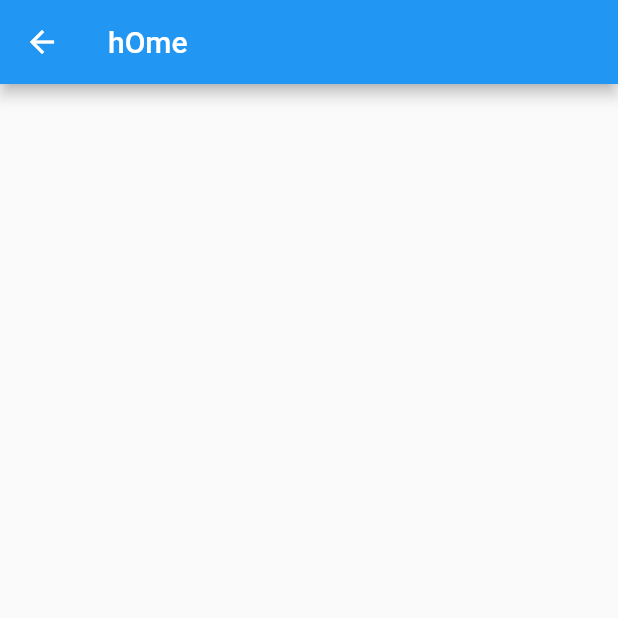
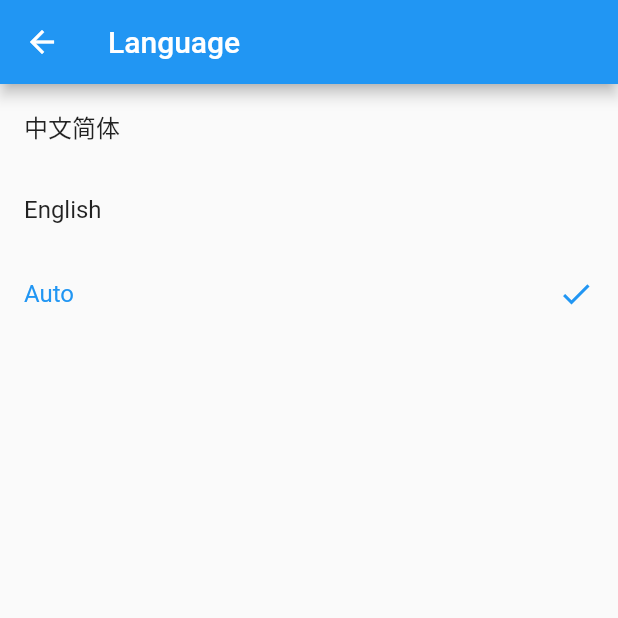
Before and after one commit to szhua/FlutterPractice, a Flutter app: the LanguageRoute screen opened by its route, on a phone screen of 412 x 824 dp, the top half of it. Run offline on Flutter 3.47's test engine with Material 2 defaults, Android fonts, the phone set to English and light mode, and no system bars; our stand-ins replace cached_network_image, dio, fluttertoast, shared_preferences; missing offline and left inert: flukit; accounts and stored records are empty; generated files the repository leaves out were written again.

Commit message:
增添主题的更换和语言的切换

```diff
--- a/lib/routes/language.dart
+++ b/lib/routes/language.dart
@@ -2,6 +2,9 @@
 
 
 import 'package:flutter/material.dart';
+import 'package:github_client_app/l10n/localization_intl.dart';
+import 'package:github_client_app/states/profile_change_notifier.dart';
+import 'package:provider/provider.dart';
 
 class LanguageRoute extends StatefulWidget{
   @override
@@ -11,9 +14,35 @@ class LanguageRoute extends StatefulWidget{
 class _LanguageRouteState extends  State<LanguageRoute>{
   @override
   Widget build(BuildContext context) {
+
+    var color =Theme.of(context).primaryColor;
+    var localeModel =Provider.of<LocaleModel>(context);
+    var gm = GmLocalizations.of(context);
+
+    Widget _builLanguageItem(String lan ,value ){
+       return ListTile(
+          title: Text(
+            lan,
+            style: TextStyle(color: localeModel.locale==value?color:null),
+          ),
+         trailing: localeModel.locale == value ? Icon(Icons.done, color: color) : null,
+         onTap: (){
+            localeModel.locale =value ;
+         },
+       );
+    }
+
+
     return Scaffold(
       appBar: AppBar(
-        title: Text('hOme'),
+        title: Text(gm.language),
+      ),
+      body: ListView(
+        children: <Widget>[
+          _builLanguageItem('中文简体', 'zh_CN'),
+          _builLanguageItem("English", "en_US"),
+          _builLanguageItem(gm.auto, null),
+        ],
       ),
     );
   }
--- a/lib/states/profile_change_notifier.dart
+++ b/lib/states/profile_change_notifier.dart
@@ -46,7 +46,7 @@ class LocaleModel extends ProfileChangeNotifier{
       var t = _profile.locale.split('_');
       return Locale(t[0],t[1]);
     }
-    String get local => _profile.locale;
+    String get locale => _profile.locale;
 
     set locale(String locale){
       _profile.locale = locale;
```
Also changed, not shown: lib/routes/theme.dart (+21 -1 lines), 1 other file.
